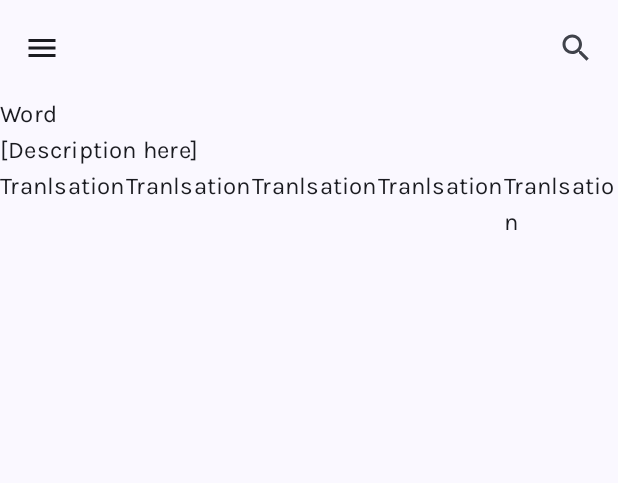
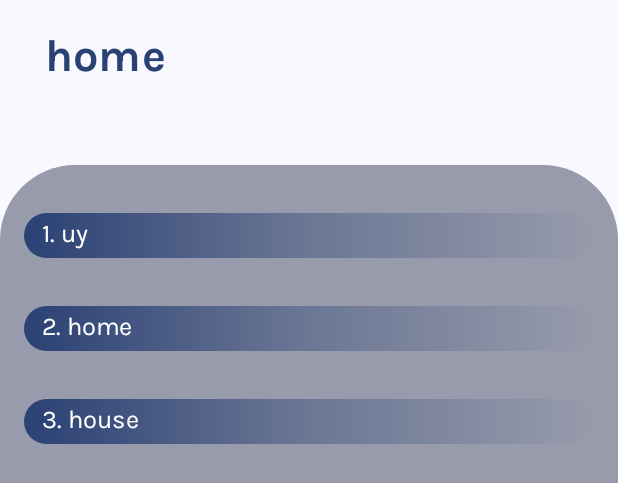
Before and after one commit to HasanAnorov/Dictionary, an Android app built with Jetpack Compose: the @Preview function DescriptionScreenPreviewLight, on a phone screen of 412 x 824 dp. Shown: the top 483 px of the screen. Run offline under Robolectric (Android 15) with nearby library versions, the light colour scheme and no system bars; our stand-ins replace Room's generated code.

Commit message:
word description added

```diff
--- a/app/src/main/java/com/ierusalem/dictionary/core/utils/Constants.kt
+++ b/app/src/main/java/com/ierusalem/dictionary/core/utils/Constants.kt
@@ -6,6 +6,8 @@ object Constants {
 
     const val LANGUAGE_ENGLISH = "language_english"
     const val LANGUAGE_UZBEK = "language_uzbek"
+
+    const val WORD_ID = "word_id"
 
     const val IS_ENGLISH_BUNDLE_KEY = "is_english_bundle_key"
 
--- a/app/src/main/java/com/ierusalem/dictionary/features/description/presentation/DescriptionScreen.kt
+++ b/app/src/main/java/com/ierusalem/dictionary/features/description/presentation/DescriptionScreen.kt
@@ -1,69 +1,19 @@
 package com.ierusalem.dictionary.features.description.presentation
 
-import androidx.compose.foundation.clickable
-import androidx.compose.foundation.layout.Column
-import androidx.compose.foundation.layout.Row
-import androidx.compose.foundation.layout.fillMaxSize
-import androidx.compose.foundation.layout.fillMaxWidth
-import androidx.compose.foundation.layout.height
-import androidx.compose.foundation.layout.padding
-import androidx.compose.foundation.lazy.LazyColumn
-import androidx.compose.material.icons.Icons
-import androidx.compose.material.icons.outlined.Search
-import androidx.compose.material3.ExperimentalMaterial3Api
-import androidx.compose.material3.Icon
-import androidx.compose.material3.MaterialTheme
 import androidx.compose.material3.Scaffold
-import androidx.compose.material3.Text
 import androidx.compose.runtime.Composable
-import androidx.compose.ui.Modifier
 import androidx.compose.ui.tooling.preview.Preview
-import androidx.compose.ui.unit.dp
-import com.ierusalem.dictionary.ui.components.DictionaryAppBar
+import com.ierusalem.dictionary.features.landing.db.WordModel
+import com.ierusalem.dictionary.ui.components.ErrorScreen
 import com.ierusalem.dictionary.ui.theme.DictionaryTheme
 
-@OptIn(ExperimentalMaterial3Api::class)
 @Composable
-fun DescriptionScreen() {
-    Scaffold(
-        topBar = {
-            DictionaryAppBar(
-                title = {},
-                onNavIconPressed = { },
-                actions = {
-                    Icon(
-                        imageVector = Icons.Outlined.Search,
-                        tint = MaterialTheme.colorScheme.onSurfaceVariant,
-                        modifier = Modifier
-                            .clickable(onClick = { })
-                            .padding(horizontal = 12.dp, vertical = 16.dp)
-                            .height(24.dp),
-                        contentDescription = null
-                    )
-                }
-            )
-        }
-    ) { paddingValues ->
-
-        Column(
-            modifier = Modifier
-                .padding(paddingValues)
-                .fillMaxSize()
-        ) {
-            Column(
-                modifier = Modifier.fillMaxWidth()
-            ) {
-                Text(text = "Word")
-                Text(text = "[Description here]")
-                Row(modifier = Modifier.fillMaxWidth()) {
-                    repeat(7) {
-                        Text(text = "Tranlsation")
-                    }
-                }
-            }
-            LazyColumn {
-
-            }
+fun DescriptionScreen(wordModel: WordModel?) {
+    Scaffold { paddingValues ->
+        if(wordModel == null){
+            ErrorScreen()
+        }else{
+            MainScreen(wordModel = wordModel, paddingValues = paddingValues )
         }
     }
 }
@@ -73,7 +23,16 @@ fun DescriptionScreen() {
 @Composable
 private fun DescriptionScreenPreviewLight() {
     DictionaryTheme {
-        DescriptionScreen()
+        DescriptionScreen(
+            wordModel = WordModel(
+                word = "home",
+                translations = listOf("uy", "home", "house"),
+                category = "Home",
+                audio = null,
+                definition = null,
+                language = "english"
+            )
+        )
     }
 }
 
@@ -81,6 +40,15 @@ private fun DescriptionScreenPreviewLight() {
 @Composable
 private fun DescriptionScreenPreviewDark() {
     DictionaryTheme(darkTheme = true) {
-        DescriptionScreen()
+        DescriptionScreen(
+            wordModel = WordModel(
+                word = "home",
+                translations = listOf("uy", "home", "house"),
+                category = "Home",
+                audio = null,
+                definition = null,
+                language = "english"
+            )
+        )
     }
 }
--- /dev/null
+++ b/app/src/main/java/com/ierusalem/dictionary/features/description/presentation/sdf.kt
@@ -0,0 +1,161 @@
+package com.ierusalem.dictionary.features.description.presentation
+
+import androidx.compose.foundation.background
+import androidx.compose.foundation.layout.Box
+import androidx.compose.foundation.layout.Column
+import androidx.compose.foundation.layout.PaddingValues
+import androidx.compose.foundation.layout.Spacer
+import androidx.compose.foundation.layout.fillMaxSize
+import androidx.compose.foundation.layout.fillMaxWidth
+import androidx.compose.foundation.layout.height
+import androidx.compose.foundation.layout.padding
+import androidx.compose.foundation.lazy.LazyColumn
+import androidx.compose.foundation.lazy.itemsIndexed
+import androidx.compose.foundation.shape.RoundedCornerShape
+import androidx.compose.material3.MaterialTheme
+import androidx.compose.material3.Text
+import androidx.compose.runtime.Composable
+import androidx.compose.ui.Modifier
+import androidx.compose.ui.draw.clip
+import androidx.compose.ui.graphics.Brush
+import androidx.compose.ui.graphics.Color
+import androidx.compose.ui.text.font.FontWeight
+import androidx.compose.ui.tooling.preview.Preview
+import androidx.compose.ui.unit.dp
+import androidx.compose.ui.unit.sp
+import com.ierusalem.dictionary.features.landing.db.WordModel
+import com.ierusalem.dictionary.ui.theme.DictionaryTheme
+
+@Composable
+fun MainScreen(
+    paddingValues: PaddingValues,
+    wordModel: WordModel
+) {
+    Box(
+        modifier = Modifier
+            .padding(paddingValues)
+            .fillMaxSize()
+            .background(MaterialTheme.colorScheme.background),
+        content = {
+
+            Column(
+                modifier = Modifier
+                    .fillMaxWidth()
+                    .height(80.dp)
+                    .background(MaterialTheme.colorScheme.background)
+                    .padding(horizontal = 30.dp)
+            ) {
+
+                Spacer(modifier = Modifier.height(20.dp))
+
+                Text(
+                    text = wordModel.word,
+                    fontSize = 30.sp,
+                    fontWeight = FontWeight.SemiBold,
+                    color = MaterialTheme.colorScheme.primary
+                )
+
+                Spacer(modifier = Modifier.height(8.dp))
+
+                if(wordModel.definition != null){
+                    Text(
+                        text = wordModel.definition ,
+                        fontSize = 17.sp,
+                        color = MaterialTheme.colorScheme.onBackground
+                    )
+                }
+
+                Spacer(modifier = Modifier.height(20.dp))
+            }
+
+            Box(
+                modifier = Modifier
+                    .padding(top = 110.dp)
+                    .fillMaxSize()
+                    .clip(
+                        RoundedCornerShape(
+                            topStart = 50.dp,
+                            topEnd = 50.dp
+                        )
+                    )
+                    .background(
+                        MaterialTheme.colorScheme.secondaryContainer.copy(0.7f)
+                    )
+            ) {
+                WordResult(wordModel)
+            }
+        }
+        )
+}
+
+@Composable
+fun WordResult(wordItem: WordModel) {
+    LazyColumn(
+        modifier = Modifier.padding(top = 32.dp)
+//        contentPadding = PaddingValues(vertical = 32.dp)
+    ) {
+        itemsIndexed(wordItem.translations) {index,  item ->
+            Meaning(
+                translation = item,
+                index = index
+            )
+
+            Spacer(modifier = Modifier.height(32.dp))
+        }
+    }
+}
+
+@Composable
+fun Meaning(
+    translation:String,
+    index: Int
+) {
+
+    Column(
+        modifier = Modifier
+            .fillMaxWidth()
+            .padding(horizontal = 16.dp)
+    ) {
+
+        Text(
+            text = "${index + 1}. $translation",
+            fontSize = 17.sp,
+            color = MaterialTheme.colorScheme.onPrimary,
+            modifier = Modifier
+                .fillMaxWidth()
+                .clip(RoundedCornerShape(20.dp))
+                .background(
+                    brush = Brush.horizontalGradient(
+                        listOf(
+                            MaterialTheme.colorScheme.primary,
+                            MaterialTheme.colorScheme.primary.copy(0.4f),
+                            Color.Transparent
+                        )
+                    )
+                )
+                .padding(
+                    top = 2.dp, bottom = 4.dp,
+                    start = 12.dp, end = 12.dp
+                )
+        )
+    }
+
+}
+
+@Preview
+@Composable
+private fun PreviewLight() {
+    DictionaryTheme(darkTheme = true) {
+        MainScreen(
+            paddingValues = PaddingValues(),
+            wordModel = WordModel(
+                word = "home",
+                translations = listOf("uy", "home", "house"),
+                category = "Home",
+                audio = null,
+                definition = null,
+                language = "english"
+            )
+        )
+    }
+}
--- a/app/src/main/java/com/ierusalem/dictionary/features/home/presentation/HomeScreen.kt
+++ b/app/src/main/java/com/ierusalem/dictionary/features/home/presentation/HomeScreen.kt
@@ -46,7 +46,7 @@ fun HomeContent(
     modifier: Modifier = Modifier,
     onNavIconPressed: () -> Unit = { },
     onSearchClick: () -> Unit,
-    onItemClick: (String) -> Unit,
+    onItemClick: (Int) -> Unit,
     onVoiceClick: (String) -> Unit,
     onSearchTextChange: (String) -> Unit
 ) {
@@ -120,7 +120,7 @@ fun HomeContent(
                     LazyColumn {
                         itemsIndexed(uiState.words) { index, item ->
                             WordItem(
-                                onWordClicked = { onItemClick(item.word) },
+                                onWordClicked = { onItemClick(item.id) },
                                 onVoiceClick = {
                                     onVoiceClick("voice_url")
                                 },
```
Also changed, not shown: app/src/main/java/com/ierusalem/dictionary/features/description/presentation/DescriptionFragment.kt (+27 -1 lines), app/src/main/java/com/ierusalem/dictionary/features/home/domain/MainViewModel.kt (+25 -11 lines), app/src/main/java/com/ierusalem/dictionary/features/home/presentation/HomeFragment.kt (+9 -3 lines), app/src/main/res/navigation/nav_graph.xml (+9 -1 lines).
